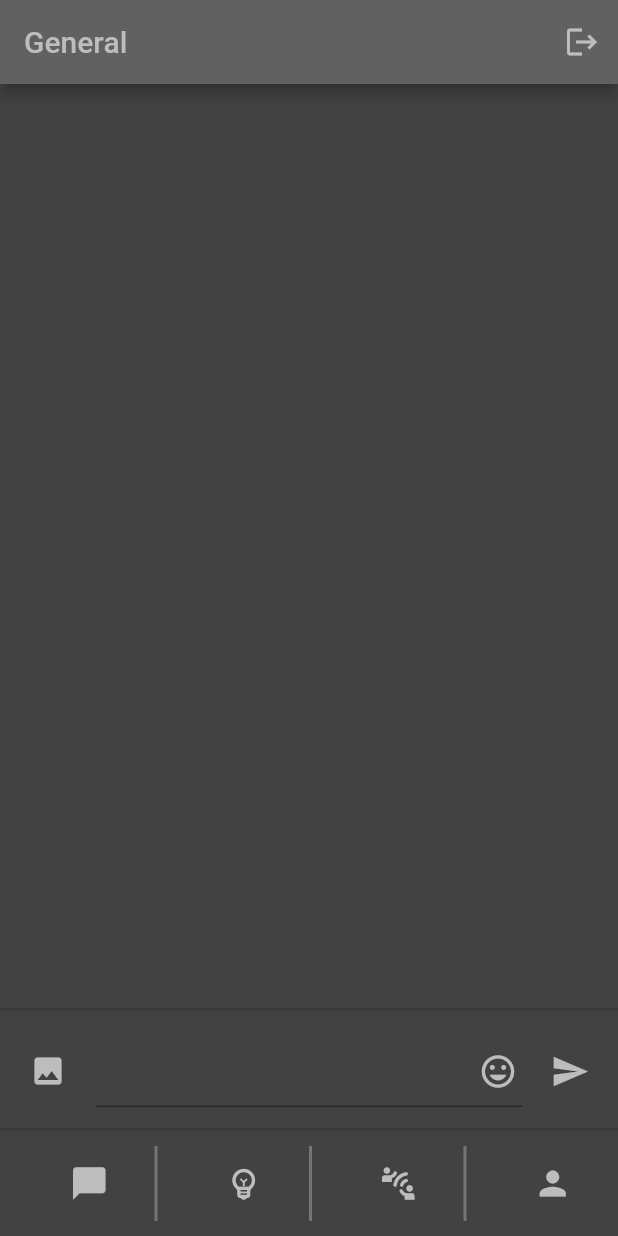
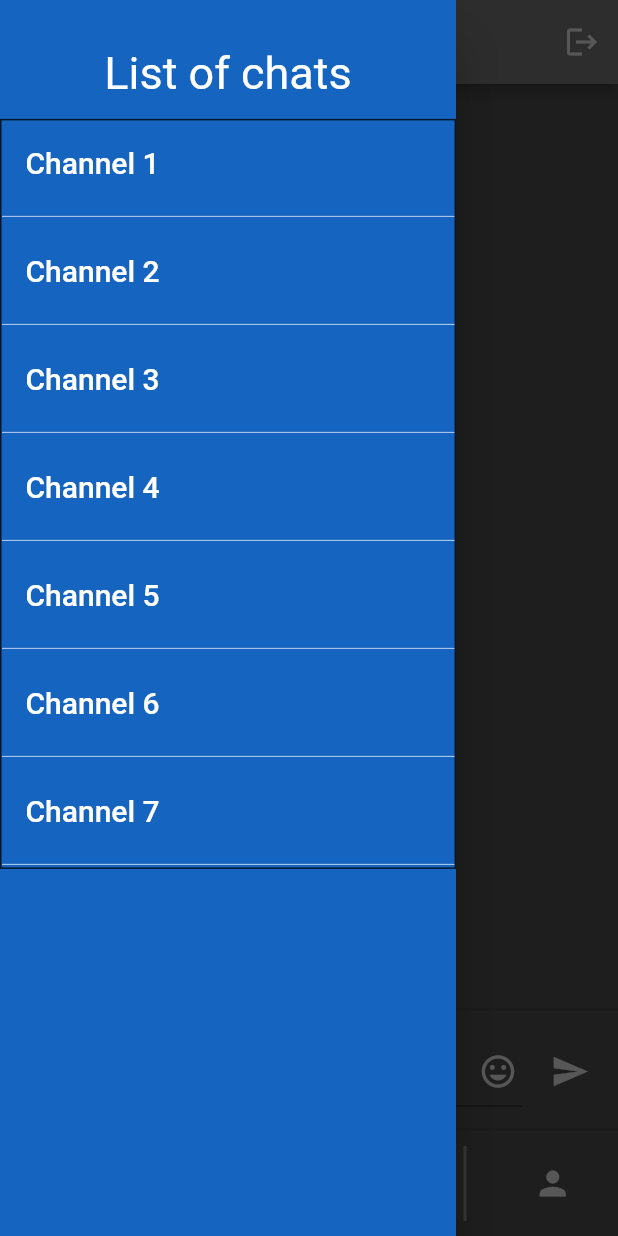
Before and after one commit to Lladruc37/Critical-App-Project, a Flutter app: the screen it shows once a user with an empty profile is signed in, with the side drawer open (before the commit the screen has no drawer), on a phone screen of 412 x 824 dp. Run offline on Flutter 3.47's test engine with Material 2 defaults, Android fonts, the phone set to English and light mode, and no system bars; our stand-ins replace chat_bubbles, cloud_firestore, firebase_auth, firebase_core, firebase_storage, flutter_dotenv and 1 more; missing offline and left inert: flutterfire_ui; accounts and stored records are empty; network calls fail; statements that could not run were skipped.

Commit message:
Drawer foundation created, still doesn't send you to other chat rooms
Co-Authored-By: Lladruc <59049906+Lladruc37@users.noreply.github.com>

```diff
--- /dev/null
+++ b/lib/Pages/channel_drawer.dart
@@ -0,0 +1,132 @@
+import 'package:flutter/material.dart';
+
+class ChannelDrawer extends StatefulWidget {
+  const ChannelDrawer({Key? key}) : super(key: key);
+
+  @override
+  _ChannelDrawerState createState() => _ChannelDrawerState();
+}
+
+class _ChannelDrawerState extends State<ChannelDrawer> {
+  final padding = EdgeInsets.symmetric(horizontal: 20);
+  @override
+  void initState() {
+    scrollController = ScrollController();
+    super.initState();
+  }
+
+  @override
+  void dispose() {
+    scrollController.dispose();
+    super.dispose();
+  }
+
+  late ScrollController scrollController;
+  @override
+  Widget build(BuildContext context) {
+    String account = 'Your account';
+    return Drawer(
+      child: Material(
+        color: Colors.blue.shade800,
+        child: Column(
+          children: [
+            const SizedBox(height: 18),
+            const Center(
+              child: Text(
+                'List of chats',
+                style: TextStyle(color: Colors.white, fontSize: 30),
+              ),
+              heightFactor: 1.75,
+            ),
+            Container(
+              decoration: BoxDecoration(
+                border: Border.all(color: Colors.black.withAlpha(200)),
+              ),
+              height: 500,
+              child: ListView.separated(
+                controller: scrollController,
+                itemCount: 10,
+                itemBuilder: (context, index) {
+                  return Column(
+                    children: [
+                      buildMenuItem(
+                        text: 'Channel ${index + 1}',
+                        onClicked: () => selectedItem(context, 0),
+                      ),
+                    ],
+                  );
+                },
+                separatorBuilder: (context, index) {
+                  return const Divider(color: Colors.white70);
+                },
+                //padding: padding,
+                // children: [
+                //   const SizedBox(height: 48),
+                //   const Center(
+                //     child: Text(
+                //       'List of chats',
+                //       style: TextStyle(color: Colors.white, fontSize: 30),
+                //     ),
+                //   ),
+                //   const Divider(color: Colors.black),
+                //   buildMenuItem(
+                //     text: 'Channel 1',
+                //     onClicked: () => selectedItem(context, 0),
+                //   ),
+                //   const Divider(color: Colors.white70),
+                //   buildMenuItem(
+                //     text: 'Channel 2',
+                //     onClicked: () => selectedItem(context, 1),
+                //   ),
+                //   const Divider(color: Colors.white70),
+                //   buildMenuItem(
+                //     text: 'Channel 3',
+                //     onClicked: () => selectedItem(context, 2),
+                //   ),
+                //   const Divider(color: Colors.white70),
+                //   buildMenuItem(
+                //     text: 'Channel 4',
+                //     onClicked: () => selectedItem(context, 3),
+                //   ),
+                //   const Divider(color: Colors.white70),
+                // ],
+              ),
+            ),
+          ],
+        ),
+      ),
+    );
+  }
+
+  // Widget buildHeader({
+  //   required String title,
+  // }) {
+  //   Container(
+  //     child: Text(title),
+  //   );
+  // }
+
+  Widget buildMenuItem({
+    required String text,
+    //required IconData icon,
+    VoidCallback? onClicked,
+  }) {
+    final color = Colors.white;
+    final hoverColor = Colors.white70;
+    final size = 20.0;
+    return ListTile(
+      //leading: Icon(icon, color: color),
+      title: Text(text, style: TextStyle(color: color, fontSize: size)),
+      hoverColor: hoverColor,
+      onTap: onClicked,
+    );
+  }
+
+  void selectedItem(BuildContext context, int index) {
+    Navigator.of(context).pop();
+    switch (index) {
+      case 0:
+        break;
+    }
+  }
+}
--- a/lib/app.dart
+++ b/lib/app.dart
@@ -6,6 +6,7 @@ import 'package:flutter/foundation.dart';
 import 'package:flutter/material.dart';
 import 'package:chat_bubbles/chat_bubbles.dart';
 import 'package:image_picker/image_picker.dart';
+import 'package:critical_app/Pages/channel_drawer.dart';
 
 import 'Classes/message.dart';
 import 'Pages/emoji_manager.dart';
@@ -141,6 +142,7 @@ class _ChatScreenState extends State<ChatScreen> {
     return Scaffold(
       resizeToAvoidBottomInset: true,
       backgroundColor: Colors.grey[800],
+      drawer: ChannelDrawer(),
       appBar: AppBar(
         backgroundColor: Colors.grey[700],
         title: Text(
```
